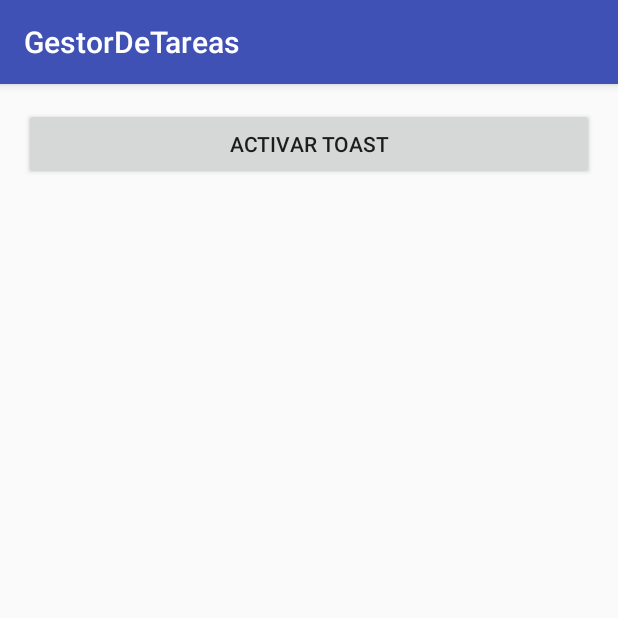
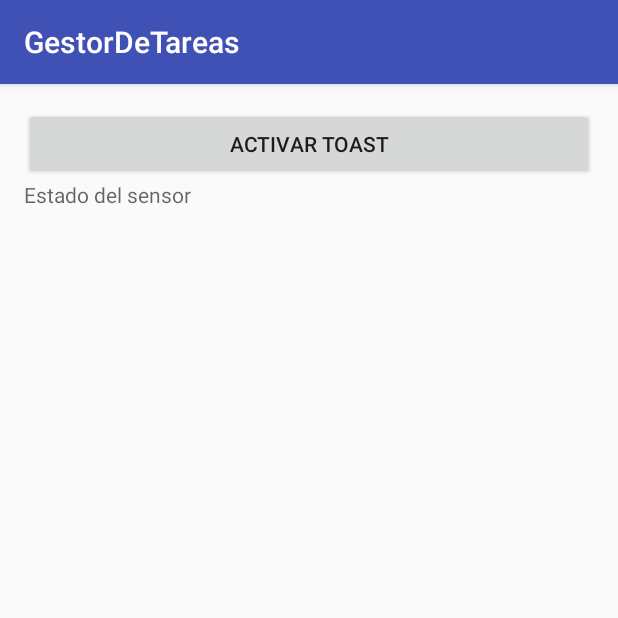
Before and after one commit to YeisonGomez/gestor-de-tareas-Android, an Android app: the SecondActivity screen opened directly, with no data from a screen before it, on a phone screen of 412 x 824 dp, the top half of it. Run offline under Robolectric (Android 15) with nearby library versions, the phone set to English and light mode, and no system bars.

Commit message:
add sensor proximity

```diff
--- a/app/src/main/java/com/example/yeisongomez/gestordetareas/MainActivity.java
+++ b/app/src/main/java/com/example/yeisongomez/gestordetareas/MainActivity.java
@@ -158,7 +158,7 @@ public class MainActivity extends AppCompatActivity {
     public boolean onOptionsItemSelected(MenuItem item) {
         switch (item.getItemId()) {
             case R.id.action_settings:
-                //TODO Cambiar Activity
+                //TODO Cambiar de Activity
                 Intent intent = new Intent(MainActivity.this, SecondActivity.class);
                 Cursor fistSubject = (Cursor) mListView.getItemAtPosition(0);
 
--- a/app/src/main/java/com/example/yeisongomez/gestordetareas/SecondActivity.java
+++ b/app/src/main/java/com/example/yeisongomez/gestordetareas/SecondActivity.java
@@ -1,15 +1,27 @@
  package com.example.yeisongomez.gestordetareas;
 
+import android.graphics.Color;
+import android.hardware.Sensor;
+import android.hardware.SensorEvent;
+import android.hardware.SensorEventListener;
+import android.hardware.SensorManager;
 import android.support.v7.app.AppCompatActivity;
 import android.os.Bundle;
 import android.view.View;
 import android.widget.Button;
+import android.widget.LinearLayout;
+import android.widget.TextView;
 import android.widget.Toast;
 
- public class SecondActivity extends AppCompatActivity {
+ public class SecondActivity extends AppCompatActivity implements SensorEventListener{
 
      Button activeToast;
      String textNotify = "Hola Desarrollador!";
+
+     LinearLayout layoutSensor;
+     TextView state_sensor;
+     Sensor sensor;
+     SensorManager sm;
 
     @Override
     protected void onCreate(Bundle savedInstanceState) {
@@ -29,7 +41,28 @@ import android.widget.Toast;
             Toast.makeText(SecondActivity.this, this.textNotify, Toast.LENGTH_SHORT).show();
         });
 
+        //TODO Sensor de proximidad
+        layoutSensor = (LinearLayout) findViewById(R.id.layoutSensor);
+        state_sensor = (TextView) findViewById(R.id.state_sensor);
+        sm = (SensorManager) getSystemService(SENSOR_SERVICE);
+        sensor = sm.getDefaultSensor(Sensor.TYPE_PROXIMITY);
+    }
 
+     @Override
+     public void onSensorChanged(SensorEvent event) {
+         String texto = String.valueOf(event.values[0]);
+         state_sensor.setText(texto);
 
-    }
-}
+         float valor = Float.parseFloat(texto);
+         if (valor == 0){
+            layoutSensor.setBackgroundColor(Color.BLUE);
+         } else{
+             layoutSensor.setBackgroundColor(Color.YELLOW);
+         }
+     }
+
+     @Override
+     public void onAccuracyChanged(Sensor sensor, int i) {
+
+     }
+ }
--- a/app/src/main/res/layout/activity_second.xml
+++ b/app/src/main/res/layout/activity_second.xml
@@ -15,12 +15,19 @@
         android:layout_width="match_parent"
         android:layout_height="match_parent"
         android:layout_centerHorizontal="true"
-        android:layout_alignParentTop="true">
+        android:layout_alignParentTop="true"
+        android:id="@+id/layoutSensor">
 
         <Button
             android:text="Activar Toast"
             android:layout_width="match_parent"
             android:layout_height="wrap_content"
             android:id="@+id/active_toast" />
+
+        <TextView
+            android:hint="Estado del sensor"
+            android:layout_width="match_parent"
+            android:layout_height="wrap_content"
+            android:id="@+id/state_sensor" />
     </LinearLayout>
 </RelativeLayout>
```
Also changed, not shown: app/src/main/res/values-v21/styles.xml (deleted, +0 -9 lines).
